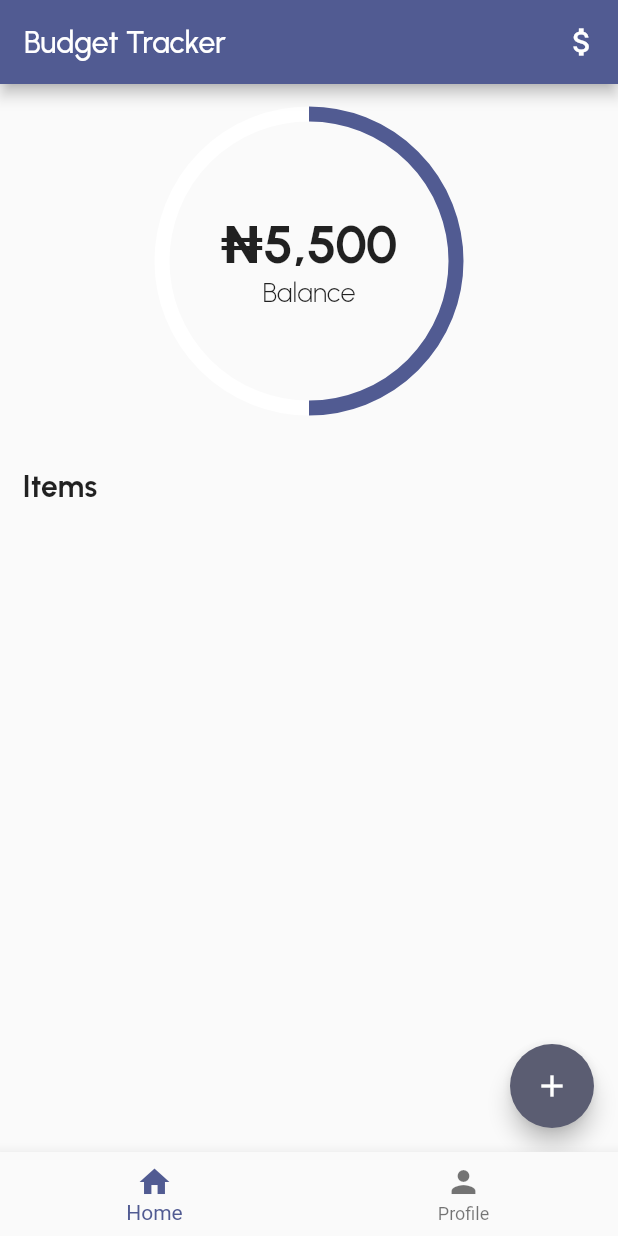
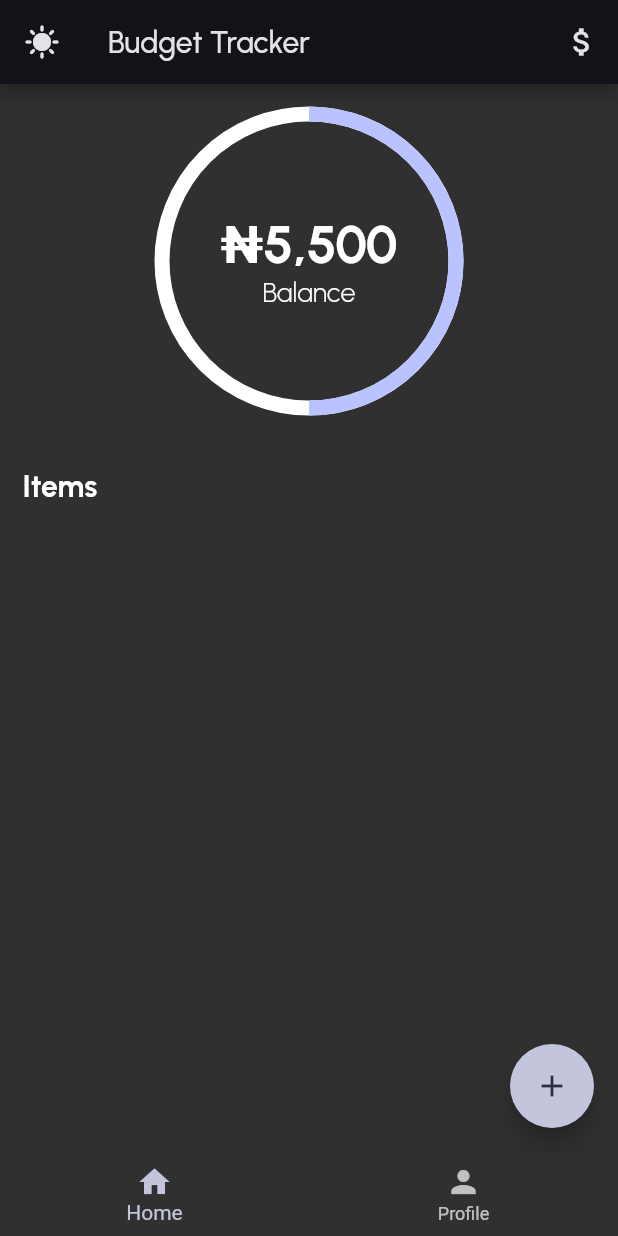
Before and after one commit to OlawaleJnr/budget-tracker, a Flutter app: the screen it shows after launch, on a phone screen of 412 x 824 dp. Run offline on Flutter 3.47's test engine with Material 2 defaults, Android fonts, the phone set to English and light mode, and no system bars; drawn by our look-alikes of percent_indicator; our stand-ins replace google_fonts.

Commit message:
features(upgrade): Implemented Dark mode and Light mode

```diff
--- a/lib/main.dart
+++ b/lib/main.dart
@@ -1,5 +1,7 @@
 import 'package:budget_tracker/screens/home.dart';
+import 'package:budget_tracker/services/theme_service.dart';
 import 'package:flutter/material.dart';
+import 'package:provider/provider.dart';
 
 void main() {
   runApp(const MyApp());
@@ -11,15 +13,23 @@ class MyApp extends StatelessWidget {
   // This widget is the root of your application.
   @override
   Widget build(BuildContext context) {
+    return ChangeNotifierProvider<ThemeService>(
+      create: (_) => ThemeService(),
+      child: Builder(
+        builder: (BuildContext context) {
+          final themeService = Provider.of<ThemeService>(context);
           return MaterialApp(
             title: 'Flutter Demo',
             theme: ThemeData(
               colorScheme: ColorScheme.fromSeed(
-          brightness: Brightness.light,
+                brightness: themeService.darkTheme ? Brightness.dark : Brightness.light,
                 seedColor: Colors.indigo,
               ),
             ),
             home: const Home(),
           );
+        },
+      ),
+    );
   }
 }
--- a/lib/screens/home.dart
+++ b/lib/screens/home.dart
@@ -1,8 +1,10 @@
 import 'package:budget_tracker/pages/home_page.dart';
 import 'package:budget_tracker/pages/profile_page.dart';
+import 'package:budget_tracker/services/theme_service.dart';
 import 'package:budget_tracker/widgets/Dialogs/add_budget_dialog.dart';
 import "package:flutter/material.dart";
 import 'package:google_fonts/google_fonts.dart';
+import 'package:provider/provider.dart';
 
 class Home extends StatefulWidget {
   const Home({Key? key}) : super(key: key);
@@ -36,12 +38,21 @@ class _HomeState extends State<Home> {
 
   @override
   Widget build(BuildContext context) {
+    final themeService = Provider.of<ThemeService>(context);
     return Scaffold(
       appBar: AppBar(
         title: Text(
           "Budget Tracker",
           style: GoogleFonts.urbanist(
             fontWeight: FontWeight.w500,
+          ),
+        ),
+        leading: IconButton(
+          onPressed: () {
+            themeService.darkTheme = !themeService.darkTheme;
+          },
+          icon: Icon(
+            themeService.darkTheme ? Icons.sunny : Icons.dark_mode
           ),
         ),
         actions: [
--- /dev/null
+++ b/lib/services/theme_service.dart
@@ -0,0 +1,12 @@
+import 'package:flutter/material.dart';
+
+class ThemeService with ChangeNotifier {
+  bool _darkTheme = true;
+
+  bool get darkTheme => _darkTheme;
+
+  set darkTheme(bool value) {
+    _darkTheme = value;
+    notifyListeners();
+  }
+}
--- a/pubspec.yaml
+++ b/pubspec.yaml
@@ -37,6 +37,7 @@ dependencies:
   google_fonts: ^3.0.1
   percent_indicator: ^3.4.0
   intl: ^0.18.0
+  provider: ^6.0.2
 
 dev_dependencies:
   flutter_test:
```
Also changed, not shown: pubspec.lock. Lines whose indentation alone changed are shown as unchanged.
